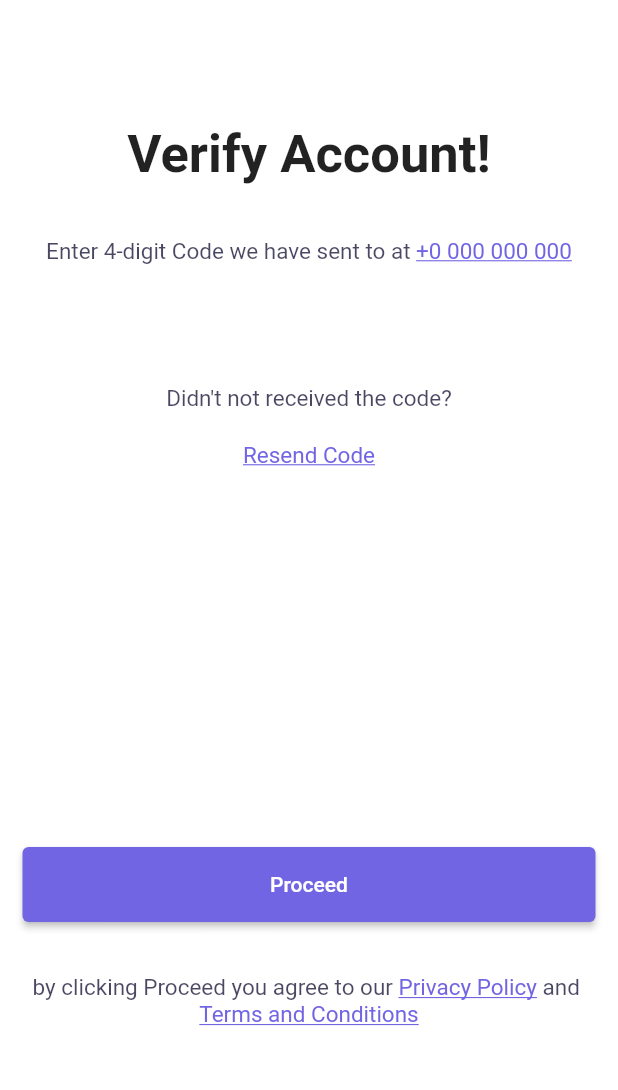
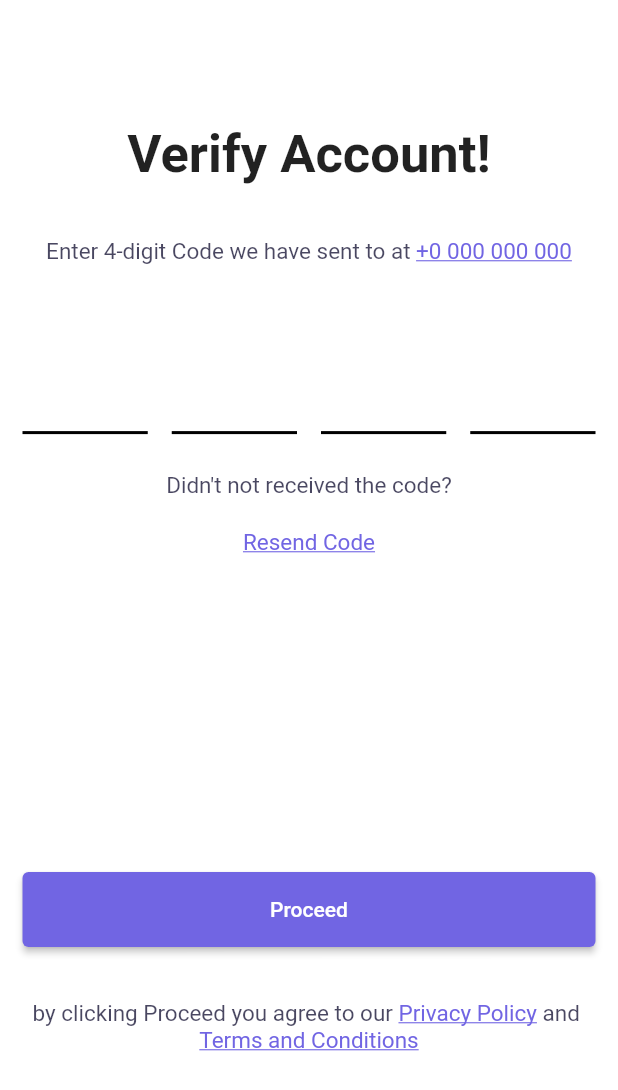
Before and after one commit to Modather-ali/bank_app_ui, a Flutter app: the MobileNumberRegisterScreen screen opened directly, after a tap on "Send Code", on a phone screen of 412 x 824 dp. Shown: the top 1090 px of the screen. Run offline on Flutter 3.47's test engine with Material 2 defaults, Android fonts, the phone set to English and light mode, and no system bars; drawn by our look-alikes of sms_autofill; our stand-ins replace get; missing offline and left inert: country_phone_code_picker.

```diff
--- a/lib/packages.dart
+++ b/lib/packages.dart
@@ -1,6 +1,7 @@
 export 'package:country_phone_code_picker/country_phone_code_picker.dart';
 export 'package:flutter/material.dart';
 export 'package:get/get.dart';
+export 'package:sms_autofill/sms_autofill.dart';
 
 export 'src/components/auth_text_field.dart';
 export 'src/components/custom_button.dart';
--- a/lib/src/views/auth/mobile_number_register.dart
+++ b/lib/src/views/auth/mobile_number_register.dart
@@ -23,10 +23,7 @@ class _MobileNumberRegisterScreenState
               ),
               child: const Text(
                 "Mobile Number",
-                style: TextStyle(
-                  fontSize: 35,
-                  fontWeight: FontWeight.bold,
-                ),
+                style: titleStyle,
               ),
             ),
           ),
@@ -40,11 +37,7 @@ class _MobileNumberRegisterScreenState
             child: Text(
               "Please enter your valid phone number. We will send you 4-digit code to verify account",
               textAlign: TextAlign.center,
-              style: TextStyle(
-                fontSize: 15,
-                fontWeight: FontWeight.w300,
-                color: Color.fromRGBO(28, 25, 57, 0.8),
-              ),
+              style: normalStyle,
             ),
           ),
           Container(
--- a/lib/src/views/auth/verify_account.dart
+++ b/lib/src/views/auth/verify_account.dart
@@ -49,6 +49,12 @@ class _VerifyAccountScreenState extends State<VerifyAccountScreen> {
             ),
           ),
           const Padding(
+            padding: EdgeInsets.fromLTRB(15, 5, 15, 5),
+            child: PinFieldAutoFill(
+              codeLength: 4,
+            ),
+          ),
+          const Padding(
             padding: EdgeInsets.symmetric(vertical: 20),
             child: Text(
               "Didn't not received the code?",
@@ -65,7 +71,7 @@ class _VerifyAccountScreenState extends State<VerifyAccountScreen> {
             ),
           ),
           SizedBox(
-            height: Get.height * 0.3,
+            height: Get.height * 0.25,
           ),
           CustomButton(
             titleText: "Proceed",
@@ -75,8 +81,8 @@ class _VerifyAccountScreenState extends State<VerifyAccountScreen> {
             padding: const EdgeInsets.only(
               top: 35,
               bottom: 60,
-              left: 15,
-              right: 15,
+              left: 5,
+              right: 5,
             ),
             child: Wrap(
               alignment: WrapAlignment.center,
--- a/pubspec.yaml
+++ b/pubspec.yaml
@@ -38,6 +38,7 @@ dependencies:
   cupertino_icons: ^1.0.2
   get: ^4.6.5
   country_phone_code_picker: ^0.0.41
+  sms_autofill: ^2.2.0
 
 dev_dependencies:
   flutter_test:
```
Also changed, not shown: lib/src/views/auth/sign_in.dart (+4 -10 lines), lib/src/views/auth/sign_up.dart (+3 -10 lines), pubspec.lock, 13 other files.
